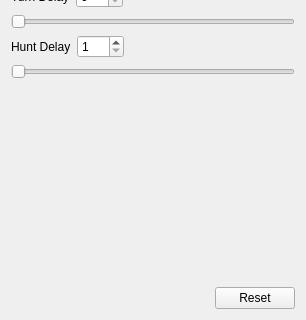
First picture: the form in plugins/controls/dmzMitesControls.ui, repository dmzgroup/mites, before the edit; both pictures show x 0 to 306 and y 256 to 576 of the 306 by 576 pixel window.
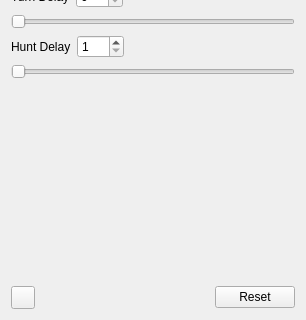
Second picture: the form after the edit.

```diff
--- a/plugins/controls/dmzMitesControls.ui
+++ b/plugins/controls/dmzMitesControls.ui
@@ -323,6 +323,13 @@
    </item>
    <item>
     <layout class="QHBoxLayout" name="horizontalLayout_5" >
+     <item>
+      <widget class="QToolButton" name="PlayButton" >
+       <property name="text" >
+        <string/>
+       </property>
+      </widget>
+     </item>
      <item>
       <spacer name="horizontalSpacer_5" >
        <property name="orientation" >
@@ -330,7 +337,7 @@
        </property>
        <property name="sizeHint" stdset="0" >
         <size>
-         <width>78</width>
+         <width>118</width>
          <height>17</height>
         </size>
        </property>
```
Left out of the diff: 7 changed lines with no effect on the pictures.
